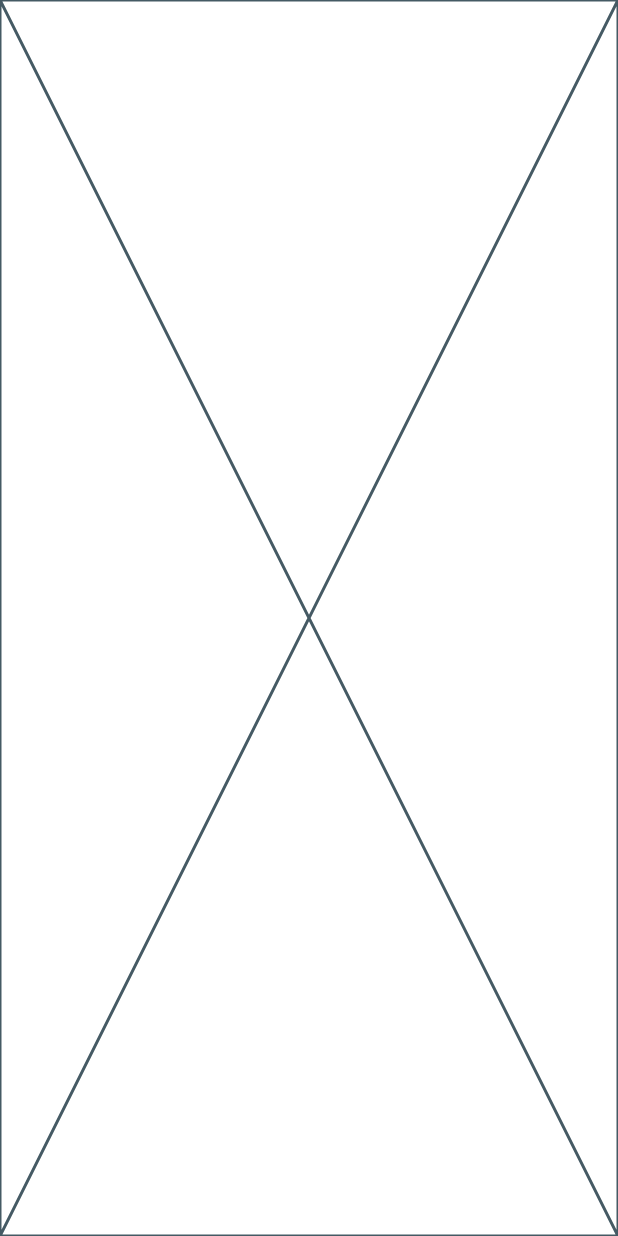
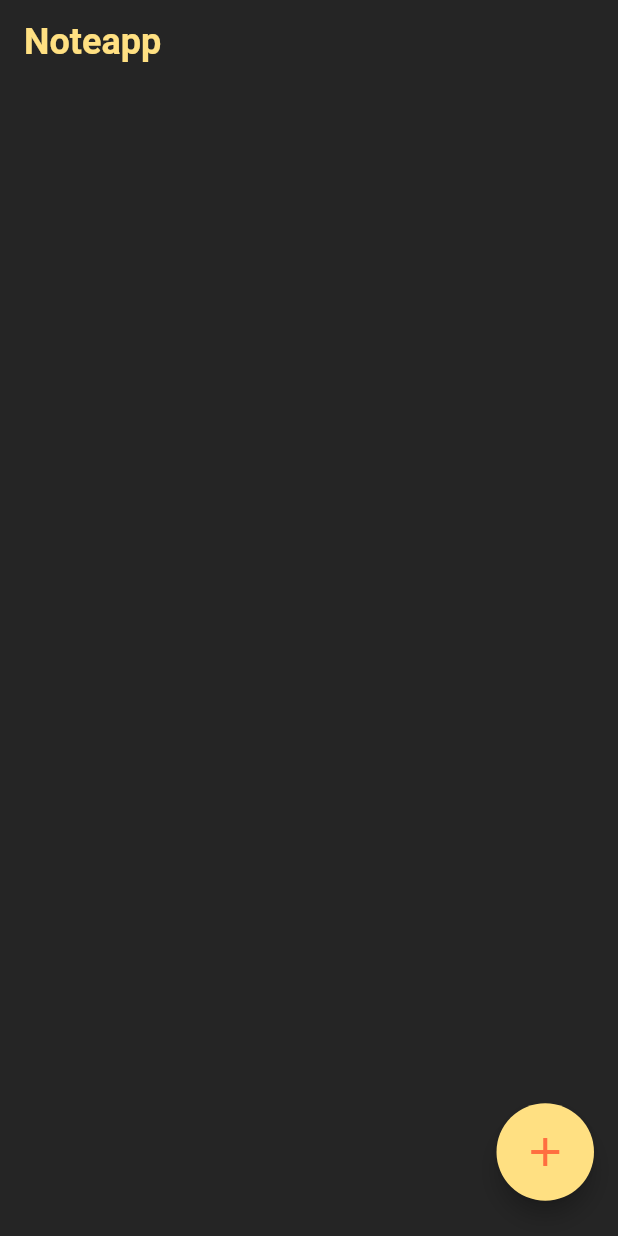
Before and after one commit to Badhon100/note_app, a Flutter app: the screen it shows once a user with an empty profile is signed in, on a phone screen of 412 x 824 dp. Run offline on Flutter 3.47's test engine with Material 2 defaults, Android fonts, the phone set to English and light mode, and no system bars; our stand-ins replace firebase_auth, firebase_core; accounts and stored records are empty; network calls fail.

Commit message:
add note page design done

```diff
--- /dev/null
+++ b/lib/features/screens/note_pages/home_page.dart
@@ -0,0 +1,44 @@
+import 'package:flutter/material.dart';
+import 'package:note_app/features/screens/add_note/add_note_page.dart';
+
+class Homepage extends StatelessWidget {
+  const Homepage({super.key});
+
+  @override
+  Widget build(BuildContext context) {
+    return Scaffold(
+      backgroundColor: const Color(0xff252525),
+      appBar: AppBar(
+        elevation: 0,
+        backgroundColor: const Color(0xff252525),
+        title: Text(
+          "Noteapp",
+          style: TextStyle(
+            fontSize: 24,
+            fontWeight: FontWeight.bold,
+            color: Colors.amber[200]
+          ),
+        ),
+      ),
+      body: Column(
+        children: [
+          SizedBox(),
+        ],
+      ),
+      floatingActionButton: SizedBox(
+        height: 80,
+        width: 65,
+        child: FloatingActionButton(
+          backgroundColor: Colors.amber[200],
+          onPressed: (){
+            Navigator.push(
+              context,
+              MaterialPageRoute(builder: (context)=> const AddNotePage()),
+            );
+          },
+          child: const Icon(Icons.add, color: Colors.deepOrangeAccent, size: 32, weight: 30,),
+        ),
+      )
+    );
+  }
+}
--- a/lib/main.dart
+++ b/lib/main.dart
@@ -2,8 +2,8 @@ import 'package:firebase_auth/firebase_auth.dart';
 import 'package:firebase_core/firebase_core.dart';
 import 'package:flutter/material.dart';
 import 'package:note_app/firebase_options.dart';
-import 'package:note_app/note_pages/home_page.dart';
-import 'package:note_app/welcome_page.dart';
+import 'package:note_app/features/screens/note_pages/home_page.dart';
+import 'package:note_app/features/screens/welcome_page.dart';
 
 void main() async{
   WidgetsFlutterBinding.ensureInitialized();
@@ -25,10 +25,10 @@ class _MyAppState extends State<MyApp> {
   @override
   Widget build(BuildContext context) {
     return MaterialApp(
-      title: 'Flutter Demo',
-      theme: ThemeData(
-        colorScheme: ColorScheme.fromSeed(seedColor: Colors.deepPurple),
-        useMaterial3: true,
+      title: 'Noteapp',
+      debugShowCheckedModeBanner: false,
+      theme: ThemeData.dark().copyWith(
+        scaffoldBackgroundColor: Colors.black54
       ),
       home: StreamBuilder(
         stream: FirebaseAuth.instance.authStateChanges(),
--- a/lib/note_pages/home_page.dart
+++ /dev/null
@@ -1,10 +0,0 @@
-import 'package:flutter/material.dart';
-
-class Homepage extends StatelessWidget {
-  const Homepage({super.key});
-
-  @override
-  Widget build(BuildContext context) {
-    return const Placeholder();
-  }
-}
```
Also changed, not shown: lib/features/screens/add_note/add_note_page.dart (added, +58 -0 lines), lib/features/widgets/custom_button.dart (added, +36 -0 lines), lib/features/screens/welcome_page.dart (renamed from lib/welcome_page.dart).
